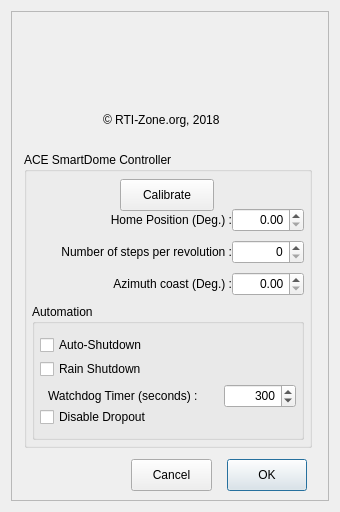
The window that ACEDome.ui (rpineau/ACEDome) describes before a commit, drawn with Qt 5.
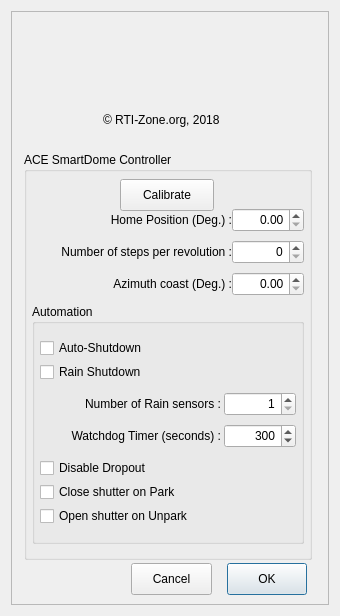
The same window after the commit. Icons and pictures are not drawn. Custom widgets are drawn as their Qt base class.

Commit message: Added some extra safety feature as well as open/close on park/unpark.

Diff of the .ui file:
```diff
--- a/ACEDome.ui
+++ b/ACEDome.ui
@@ -7,19 +7,19 @@
     <x>0</x>
     <y>0</y>
     <width>340</width>
-    <height>512</height>
+    <height>616</height>
    </rect>
   </property>
   <property name="minimumSize">
    <size>
     <width>340</width>
-    <height>512</height>
+    <height>616</height>
    </size>
   </property>
   <property name="maximumSize">
    <size>
     <width>340</width>
-    <height>512</height>
+    <height>616</height>
    </size>
   </property>
   <property name="windowTitle">
@@ -55,7 +55,7 @@
         <x>13</x>
         <y>141</y>
         <width>288</width>
-        <height>296</height>
+        <height>408</height>
        </rect>
       </property>
       <property name="title">
@@ -144,7 +144,7 @@
          <x>8</x>
          <y>152</y>
          <width>272</width>
-         <height>136</height>
+         <height>240</height>
         </rect>
        </property>
        <property name="title">
@@ -155,8 +155,8 @@
          <rect>
           <x>8</x>
           <y>32</y>
-          <width>114</width>
-          <height>18</height>
+          <width>176</width>
+          <height>24</height>
          </rect>
         </property>
         <property name="text">
@@ -168,8 +168,8 @@
          <rect>
           <x>8</x>
           <y>56</y>
-          <width>114</width>
-          <height>18</height>
+          <width>176</width>
+          <height>24</height>
          </rect>
         </property>
         <property name="text">
@@ -180,7 +180,7 @@
         <property name="geometry">
          <rect>
           <x>16</x>
-          <y>80</y>
+          <y>120</y>
           <width>173</width>
           <height>24</height>
          </rect>
@@ -188,12 +188,15 @@
         <property name="text">
          <string>Watchdog Timer (seconds) :</string>
         </property>
+        <property name="alignment">
+         <set>Qt::AlignRight|Qt::AlignTrailing|Qt::AlignVCenter</set>
+        </property>
        </widget>
        <widget class="QSpinBox" name="watchdogInterval">
         <property name="geometry">
          <rect>
           <x>192</x>
-          <y>80</y>
+          <y>120</y>
           <width>72</width>
           <height>24</height>
          </rect>
@@ -215,15 +218,79 @@
         <property name="geometry">
          <rect>
           <x>8</x>
-          <y>104</y>
+          <y>152</y>
           <width>120</width>
-          <height>18</height>
+          <height>24</height>
          </rect>
         </property>
         <property name="text">
          <string>Disable Dropout</string>
         </property>
        </widget>
+       <widget class="QLabel" name="label_6">
+        <property name="geometry">
+         <rect>
+          <x>16</x>
+          <y>88</y>
+          <width>173</width>
+          <height>24</height>
+         </rect>
+        </property>
+        <property name="text">
+         <string>Number of Rain sensors :</string>
+        </property>
+        <property name="alignment">
+         <set>Qt::AlignRight|Qt::AlignTrailing|Qt::AlignVCenter</set>
+        </property>
+       </widget>
+       <widget class="QSpinBox" name="nbRainSensors">
+        <property name="geometry">
+         <rect>
+          <x>192</x>
+          <y>88</y>
+          <width>72</width>
+          <height>24</height>
+         </rect>
+        </property>
+        <property name="alignment">
+         <set>Qt::AlignRight|Qt::AlignTrailing|Qt::AlignVCenter</set>
+        </property>
+        <property name="minimum">
+         <number>1</number>
+        </property>
+        <property name="maximum">
+         <number>4</number>
+        </property>
+        <property name="value">
+         <number>1</number>
+        </property>
+       </widget>
+       <widget class="QCheckBox" name="closeOnPark">
+        <property name="geometry">
+         <rect>
+          <x>8</x>
+          <y>176</y>
+          <width>168</width>
+          <height>24</height>
+         </rect>
+        </property>
+        <property name="text">
+         <string>Close shutter on Park</string>
+        </property>
+       </widget>
+       <widget class="QCheckBox" name="openOnUnpark">
+        <property name="geometry">
+         <rect>
+          <x>8</x>
+          <y>200</y>
+          <width>168</width>
+          <height>24</height>
+         </rect>
+        </property>
+        <property name="text">
+         <string>Open shutter on Unpark</string>
+        </property>
+       </widget>
       </widget>
       <widget class="QLabel" name="label_5">
        <property name="geometry">
@@ -267,7 +334,7 @@
       <property name="geometry">
        <rect>
         <x>120</x>
-        <y>448</y>
+        <y>552</y>
         <width>81</width>
         <height>32</height>
        </rect>
@@ -280,7 +347,7 @@
       <property name="geometry">
        <rect>
         <x>216</x>
-        <y>448</y>
+        <y>552</y>
         <width>80</width>
         <height>32</height>
        </rect>
```
The commit also changes 4 other files.
